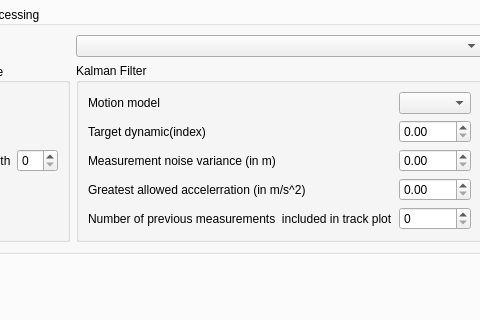
Before: the Qt Designer form gui/main_window.ui in rwth-ti/gr-localization, drawn with Qt 5; both pictures show x 114 to 594 and y 168 to 488 of the 1015 by 759 pixel window.
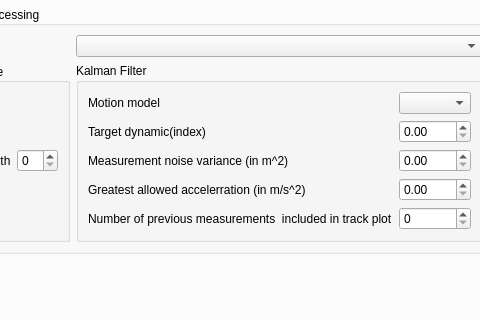
After: the same form once the commit is applied. The open tabs and pages were chosen to show the change. Custom widgets are drawn as their Qt base class.

Commit message: Make spin boxes less annoying -> change steps and default values

```diff
--- a/gui/main_window.ui
+++ b/gui/main_window.ui
@@ -970,7 +970,7 @@
                   <item row="2" column="0">
                    <widget class="QLabel" name="label_22">
                     <property name="text">
-                     <string>Measurement noise variance (in m)</string>
+                     <string>Measurement noise variance (in m^2)</string>
                     </property>
                    </widget>
                   </item>
```
Left out of the diff: 24 changed lines with no effect on the pictures. The commit also changes 1 other file.
